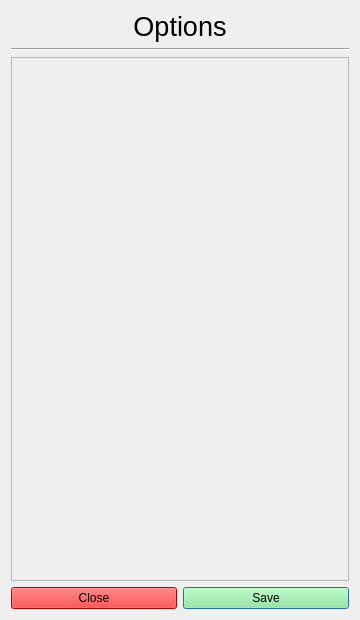
ErnestsEida/project-ink, file Ink/options.ui: the form before one commit.
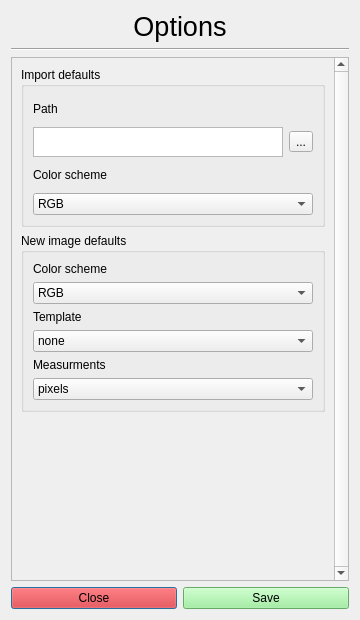
The form after the commit.

Commit message: Options added, with a manager that sets and gives options

Diff of the .ui file:
```diff
--- a/Ink/options.ui
+++ b/Ink/options.ui
@@ -20,6 +20,41 @@
    <string>Dialog</string>
   </property>
   <layout class="QGridLayout" name="gridLayout">
+   <item row="4" column="0">
+    <widget class="QPushButton" name="closeButton">
+     <property name="styleSheet">
+      <string notr="true">background:red;</string>
+     </property>
+     <property name="text">
+      <string>Close</string>
+     </property>
+    </widget>
+   </item>
+   <item row="0" column="0" colspan="2">
+    <widget class="QLabel" name="label">
+     <property name="font">
+      <font>
+       <pointsize>20</pointsize>
+      </font>
+     </property>
+     <property name="text">
+      <string>Options</string>
+     </property>
+     <property name="alignment">
+      <set>Qt::AlignCenter</set>
+     </property>
+    </widget>
+   </item>
+   <item row="4" column="1">
+    <widget class="QPushButton" name="saveButton">
+     <property name="styleSheet">
+      <string notr="true">background:lightgreen;</string>
+     </property>
+     <property name="text">
+      <string>Save</string>
+     </property>
+    </widget>
+   </item>
    <item row="1" column="0" colspan="2">
     <widget class="Line" name="line">
      <property name="orientation">
@@ -29,57 +64,190 @@
    </item>
    <item row="3" column="0" colspan="2">
     <widget class="QScrollArea" name="scrollArea">
+     <property name="verticalScrollBarPolicy">
+      <enum>Qt::ScrollBarAlwaysOn</enum>
+     </property>
      <property name="widgetResizable">
       <bool>true</bool>
      </property>
-     <widget class="QWidget" name="scrollAreaWidgetContents">
+     <widget class="QWidget" name="optionsScroll">
       <property name="geometry">
        <rect>
         <x>0</x>
         <y>0</y>
-        <width>340</width>
-        <height>517</height>
+        <width>326</width>
+        <height>522</height>
        </rect>
       </property>
-      <layout class="QVBoxLayout" name="verticalLayout"/>
+      <layout class="QVBoxLayout" name="verticalLayout">
+       <item>
+        <widget class="QGroupBox" name="importSettings">
+         <property name="title">
+          <string>Import defaults</string>
+         </property>
+         <layout class="QGridLayout" name="gridLayout_2">
+          <item row="2" column="0">
+           <widget class="QLabel" name="label_3">
+            <property name="text">
+             <string>Color scheme</string>
+            </property>
+           </widget>
+          </item>
+          <item row="0" column="0">
+           <widget class="QLabel" name="label_2">
+            <property name="text">
+             <string>Path</string>
+            </property>
+           </widget>
+          </item>
+          <item row="1" column="0">
+           <widget class="QPlainTextEdit" name="importPath">
+            <property name="maximumSize">
+             <size>
+              <width>16777215</width>
+              <height>30</height>
+             </size>
+            </property>
+           </widget>
+          </item>
+          <item row="1" column="1">
+           <widget class="QToolButton" name="toolButton">
+            <property name="text">
+             <string>...</string>
+            </property>
+           </widget>
+          </item>
+          <item row="3" column="0" colspan="2">
+           <widget class="QComboBox" name="importColorScheme">
+            <item>
+             <property name="text">
+              <string>RGB</string>
+             </property>
+            </item>
+            <item>
+             <property name="text">
+              <string>Inverse</string>
+             </property>
+            </item>
+            <item>
+             <property name="text">
+              <string>Greyscale</string>
+             </property>
+            </item>
+           </widget>
+          </item>
+         </layout>
+        </widget>
+       </item>
+       <item>
+        <widget class="QGroupBox" name="newImageSettings">
+         <property name="title">
+          <string>New image defaults</string>
+         </property>
+         <layout class="QVBoxLayout" name="verticalLayout_3">
+          <item>
+           <widget class="QLabel" name="label_4">
+            <property name="text">
+             <string>Color scheme</string>
+            </property>
+           </widget>
+          </item>
+          <item>
+           <widget class="QComboBox" name="newImageScheme">
+            <item>
+             <property name="text">
+              <string>RGB</string>
+             </property>
+            </item>
+            <item>
+             <property name="text">
+              <string>Inverse</string>
+             </property>
+            </item>
+            <item>
+             <property name="text">
+              <string>Greyscale</string>
+             </property>
+            </item>
+           </widget>
+          </item>
+          <item>
+           <widget class="QLabel" name="label_6">
+            <property name="text">
+             <string>Template</string>
+            </property>
+           </widget>
+          </item>
+          <item>
+           <widget class="QComboBox" name="templates">
+            <item>
+             <property name="text">
+              <string>none</string>
+             </property>
+            </item>
+            <item>
+             <property name="text">
+              <string>A4</string>
+             </property>
+            </item>
+            <item>
+             <property name="text">
+              <string>A5</string>
+             </property>
+            </item>
+            <item>
+             <property name="text">
+              <string>Icon</string>
+             </property>
+            </item>
+           </widget>
+          </item>
+          <item>
+           <widget class="QLabel" name="label_7">
+            <property name="text">
+             <string>Measurments</string>
+            </property>
+           </widget>
+          </item>
+          <item>
+           <widget class="QComboBox" name="measurments">
+            <item>
+             <property name="text">
+              <string>pixels</string>
+             </property>
+            </item>
+            <item>
+             <property name="text">
+              <string>inches</string>
+             </property>
+            </item>
+            <item>
+             <property name="text">
+              <string>centimeters</string>
+             </property>
+            </item>
+           </widget>
+          </item>
+         </layout>
+        </widget>
+       </item>
+       <item>
+        <spacer name="verticalSpacer">
+         <property name="orientation">
+          <enum>Qt::Vertical</enum>
+         </property>
+         <property name="sizeHint" stdset="0">
+          <size>
+           <width>20</width>
+           <height>40</height>
+          </size>
+         </property>
+        </spacer>
+       </item>
+      </layout>
      </widget>
     </widget>
    </item>
-   <item row="4" column="1">
-    <widget class="QPushButton" name="saveButton">
-     <property name="styleSheet">
-      <string notr="true">background:lightgreen;</string>
-     </property>
-     <property name="text">
-      <string>Save</string>
-     </property>
-    </widget>
-   </item>
-   <item row="4" column="0">
-    <widget class="QPushButton" name="closeButton">
-     <property name="styleSheet">
-      <string notr="true">background:red;</string>
-     </property>
-     <property name="text">
-      <string>Close</string>
-     </property>
-    </widget>
-   </item>
-   <item row="0" column="0" colspan="2">
-    <widget class="QLabel" name="label">
-     <property name="font">
-      <font>
-       <pointsize>20</pointsize>
-      </font>
-     </property>
-     <property name="text">
-      <string>Options</string>
-     </property>
-     <property name="alignment">
-      <set>Qt::AlignCenter</set>
-     </property>
-    </widget>
-   </item>
   </layout>
  </widget>
  <resources/>
```
The commit also changes 9 other files.
